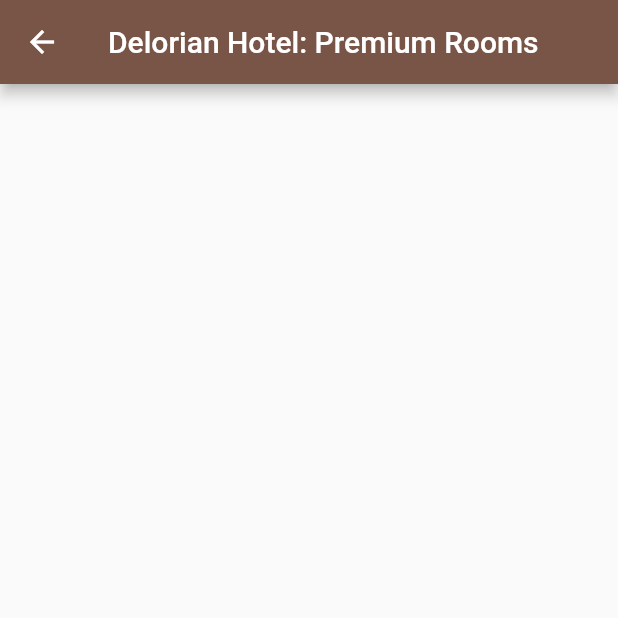
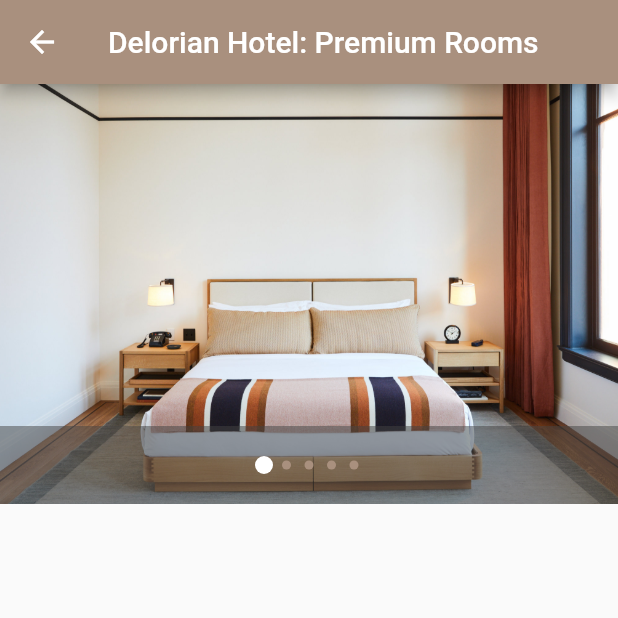
Before and after one commit to INN0C0DE/Delorian-Hotel-App, a Flutter app: the PremiumRoomPage screen opened directly, on a phone screen of 412 x 824 dp, the top half of it. Run offline on Flutter 3.47's test engine with Material 2 defaults, Android fonts, the phone set to English and light mode, and no system bars; our stand-ins replace carousel_pro_nullsafety.

Commit message:
carousel slider for premium rooms

```diff
--- a/lib/premium_room.dart
+++ b/lib/premium_room.dart
@@ -1,3 +1,4 @@
+import 'package:carousel_pro_nullsafety/carousel_pro_nullsafety.dart';
 import 'package:flutter/material.dart';
 
 class PremiumRoomPage extends StatelessWidget {
@@ -7,7 +8,50 @@
   Widget build(BuildContext context) {
     return Scaffold(
       appBar: AppBar(
+        backgroundColor: const Color(0xFFA9907E),
         title: const Text('Delorian Hotel: Premium Rooms'),
+      ),
+      body: const PremiumRoomSlider(),
+    );
+  }
+}
+
+class PremiumRoomSlider extends StatefulWidget {
+  const PremiumRoomSlider({super.key});
+
+  @override
+  State<PremiumRoomSlider> createState() => _PremiumRoomSliderState();
+}
+
+class _PremiumRoomSliderState extends State<PremiumRoomSlider> {
+  @override
+  Widget build(BuildContext context) {
+    return Scaffold(
+      body: Center(
+        child: Container(
+          child: ListView(
+            children: [
+              SizedBox(
+                height: 280,
+                width: double.infinity,
+                child: Carousel(
+                  dotColor: const Color(0xFFA9907E),
+                  dotIncreasedColor: Colors.white,
+                  dotSize: 6.0,
+                  dotSpacing: 15.0,
+                  dotPosition: DotPosition.bottomCenter,
+                  images: [
+                    Image.asset('images/hotelroom1.jpg', fit: BoxFit.cover),
+                    Image.asset('images/hotel_pool3.jpg', fit: BoxFit.cover),
+                    Image.asset('images/hotel_food2.jpg', fit: BoxFit.cover),
+                    Image.asset('images/hotel_service.jpg', fit: BoxFit.cover),
+                    Image.asset('images/hotel_console.jpg', fit: BoxFit.cover)
+                  ],
+                ),
+              ),
+            ],
+          ),
+        ),
       ),
     );
   }
--- a/pubspec.yaml
+++ b/pubspec.yaml
@@ -35,6 +35,7 @@
   # The following adds the Cupertino Icons font to your application.
   # Use with the CupertinoIcons class for iOS style icons.
   cupertino_icons: ^1.0.2
+  carousel_pro_nullsafety: ^2.0.0
 
 dev_dependencies:
   flutter_test:
```
Also changed, not shown: pubspec.lock.
